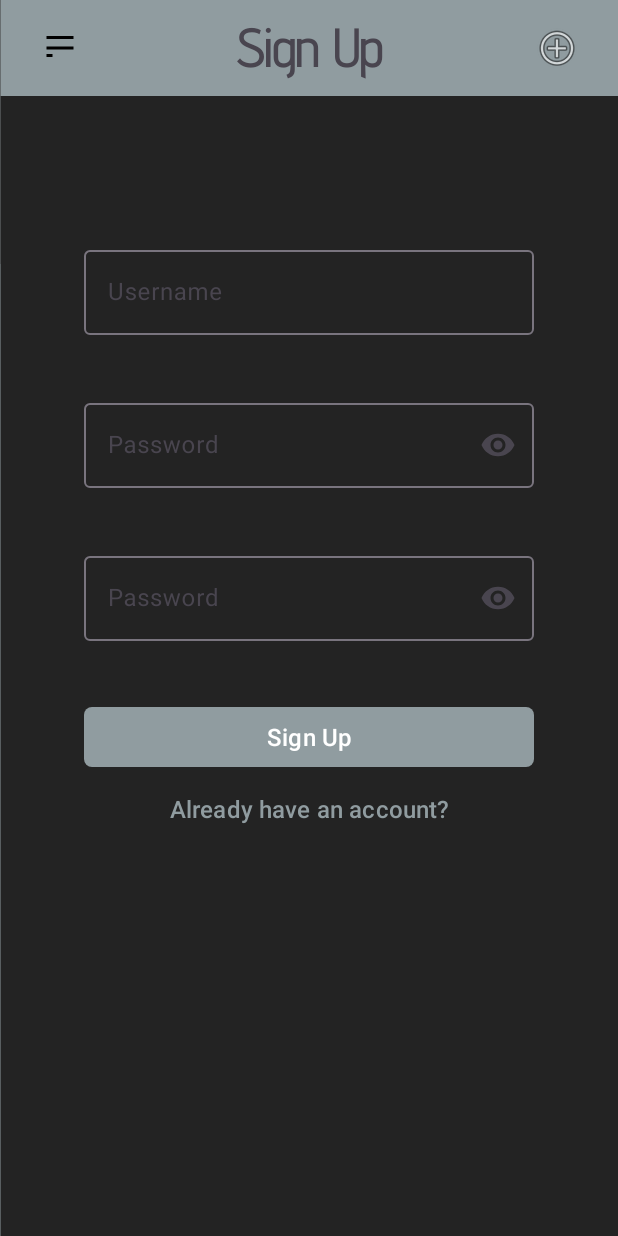
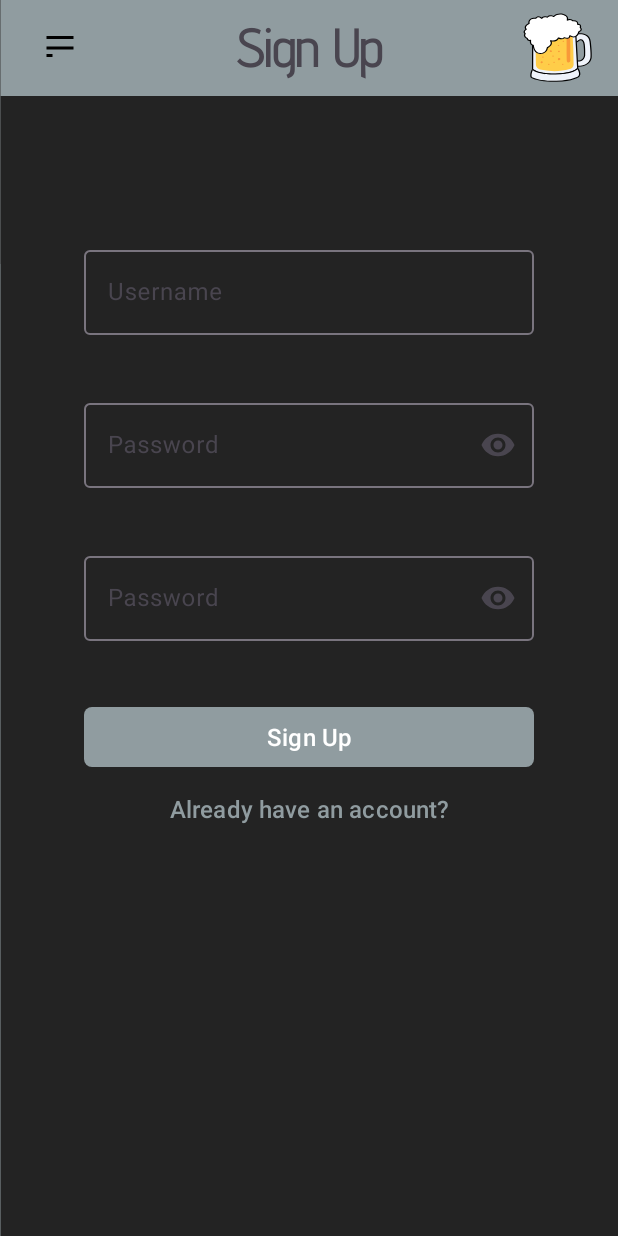
Before and after one commit to MarekVaris/Beer_app, an Android app: the SignUpFragment screen opened through its navigation route, on a phone screen of 412 x 824 dp. Run offline under Robolectric (Android 15) with nearby library versions, the phone set to English and light mode, and no system bars.

Commit message:
Fixed login menu and other stuff

```diff
--- a/app/src/main/java/com/example/beer_app/LoginFragment.kt
+++ b/app/src/main/java/com/example/beer_app/LoginFragment.kt
@@ -39,6 +39,7 @@ class LoginFragment : Fragment() {
             if (validation(username, password)) {
                 saveLoggedInUser(username)
                 Toast.makeText(requireContext(), "Login Successful!", Toast.LENGTH_SHORT).show()
+                rootView.findNavController().navigate(R.id.action_loginFragment_to_userInfoFragment)
             }
             else {
                 Toast.makeText(requireContext(), "Invalid username or password!", Toast.LENGTH_SHORT).show()
--- a/app/src/main/java/com/example/beer_app/MainActivity.kt
+++ b/app/src/main/java/com/example/beer_app/MainActivity.kt
@@ -1,15 +1,18 @@
 package com.example.beer_app
 import android.annotation.SuppressLint
+import android.content.Context
 import android.os.Bundle
 import android.view.View
 import android.widget.FrameLayout
 import android.widget.ImageButton
 import android.widget.TextView
 import androidx.appcompat.app.AppCompatActivity
+import androidx.core.content.ContentProviderCompat.requireContext
 import androidx.core.splashscreen.SplashScreen.Companion.installSplashScreen
 import androidx.core.view.isGone
 import androidx.core.view.isVisible
 import androidx.navigation.NavController
+import androidx.navigation.findNavController
 import androidx.navigation.fragment.NavHostFragment
 import com.google.android.material.navigation.NavigationView
 import kotlinx.coroutines.CoroutineScope
@@ -36,12 +39,23 @@ class MainActivity : AppCompatActivity() {
 
         val navHostFragment = supportFragmentManager.findFragmentById(R.id.nav_host_fragment) as NavHostFragment
         navController = navHostFragment.navController
+
         val navigationView = findViewById<NavigationView>(R.id.nav_view)
         val toolbarTitle = findViewById<TextView>(R.id.toolbar_title)
+        val account_icon_button = findViewById<ImageButton>(R.id.account_icon_button)
+        val sharedPreferences = getSharedPreferences("user_prefs", Context.MODE_PRIVATE)
 
-        val account_icon_button = findViewById<ImageButton>(R.id.account_icon_button)
+        if (sharedPreferences.contains("logged_in_user")) {
+            account_icon_button.setImageResource(R.drawable.kot)
+        }
+
         account_icon_button.setOnClickListener {
-            navController.navigate(R.id.accountLoginFragment)
+            if (sharedPreferences.contains("logged_in_user")){
+                navController.navigate(R.id.userInfoFragment)
+            }
+            else{
+                navController.navigate(R.id.accountLoginFragment)
+            }
         }
 
         navigationView.setNavigationItemSelectedListener { item ->
@@ -61,6 +75,7 @@ class MainActivity : AppCompatActivity() {
                 R.id.mapsFragment -> toolbarTitle.text = getString(R.string.beer_map)
                 R.id.accountLoginFragment -> toolbarTitle.text = getString(R.string.account_login)
                 R.id.signUpFragment -> toolbarTitle.text = getString(R.string.sign_up)
+                R.id.userInfoFragment -> toolbarTitle.text = getString(R.string.user_info)
                 else -> toolbarTitle.text = getString(R.string.app_name)
             }
         }
--- a/app/src/main/java/com/example/beer_app/SignUpFragment.kt
+++ b/app/src/main/java/com/example/beer_app/SignUpFragment.kt
@@ -31,6 +31,7 @@ class SignUpFragment : Fragment() {
     ): View? {
         val rootView = inflater.inflate(R.layout.fragment_sign_up, container, false)
 
+        var sharedPreferences = requireContext().getSharedPreferences("logged_in_user", Context.MODE_PRIVATE)
         val signUpButton = rootView.findViewById<Button>(R.id.signup_button)
         val usernameInput = rootView.findViewById<TextInputEditText>(R.id.username_input)
         val passwordInput = rootView.findViewById<TextInputEditText>(R.id.password_input)
@@ -45,6 +46,7 @@ class SignUpFragment : Fragment() {
 
                 if (UserStorage.addUser(requireContext(), newUser)) {
                     Toast.makeText(requireContext(), "User Registered Successfully!", Toast.LENGTH_SHORT).show()
+                    rootView.findNavController().navigate(R.id.action_signUpFragment_to_loginFragment)
                 }
                 else {
                     Toast.makeText(requireContext(), "Username already exists!", Toast.LENGTH_SHORT).show()
@@ -55,9 +57,12 @@ class SignUpFragment : Fragment() {
             }
         }
 
+
+
         goToLoginButton?.setOnClickListener {
             rootView.findNavController().navigate(R.id.action_signUpFragment_to_loginFragment)
         }
+
 
         return rootView
     }
--- a/app/src/main/res/layout/activity_main.xml
+++ b/app/src/main/res/layout/activity_main.xml
@@ -58,7 +58,7 @@
                     android:layout_marginEnd="16dp"
                     android:backgroundTint="#00FFFFFF"
                     android:contentDescription="@string/app_name"
-                    app:srcCompat="@android:drawable/ic_menu_add" />
+                    android:src='@drawable/ic_launcher_foreground'/>
 
             </androidx.appcompat.widget.Toolbar>
 
--- a/app/src/main/res/navigation/nav_graph.xml
+++ b/app/src/main/res/navigation/nav_graph.xml
@@ -18,6 +18,9 @@
         <action
             android:id="@+id/action_loginFragment_to_signUpFragment"
             app:destination="@id/signUpFragment" />
+        <action
+            android:id="@+id/action_loginFragment_to_userInfoFragment"
+            app:destination="@id/userInfoFragment" />
     </fragment>
     <fragment
         android:id="@+id/accountLoginFragment"
@@ -40,6 +43,15 @@
             android:id="@+id/action_signUpFragment_to_loginFragment"
             app:destination="@id/loginFragment" />
     </fragment>
+    <fragment
+        android:id="@+id/userInfoFragment"
+        android:name="com.example.beer_app.UserInfoFragment"
+        android:label="fragment_user_info"
+        tools:layout="@layout/fragment_user_info" >
+        <action
+            android:id="@+id/action_userInfoFragment_to_loginFragment"
+            app:destination="@id/loginFragment" />
+    </fragment>
 
 
 </navigation>
--- a/app/src/main/res/values/strings.xml
+++ b/app/src/main/res/values/strings.xml
@@ -4,6 +4,7 @@
     <string name="username">Username</string>
     <string name="password">Password</string>
     <string name="login">Login</string>
+    <string name="login_out">Login Out</string>
     <string name="email">E-mail</string>
     <string name="create_account">Create Account</string>
     <string name="action_settings">Settings</string>
@@ -16,6 +17,8 @@
     <string name="account_login">Account Login</string>
     <string name="sign_up">Sign Up</string>
     <string name="already_have_account">Already have an account?</string>
+    <string name="user_info">User Info</string>
+
     <!-- TODO: Remove or change this placeholder text -->
     <string name="hello_blank_fragment">Hello blank fragment</string>
 </resources>
```
Also changed, not shown: app/src/main/java/com/example/beer_app/UserInfoFragment.kt (added, +53 -0 lines), app/src/main/res/drawable/rounded_button.xml (added, +9 -0 lines), app/src/main/res/layout/fragment_user_info.xml (added, +61 -0 lines).
